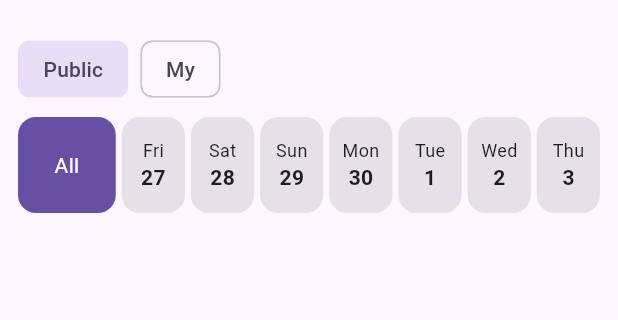
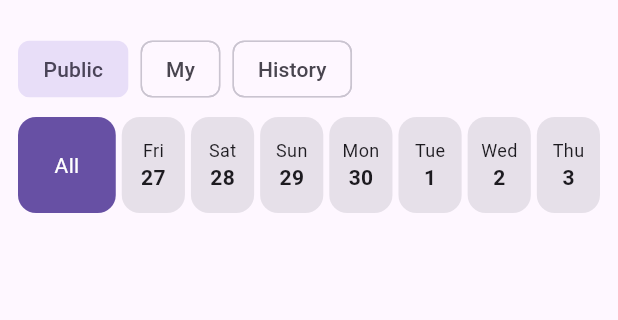
Before and after one commit to LukaMeletidi/matchup, a Flutter app: the screen it shows once a user with an empty profile is signed in, on a phone screen of 412 x 824 dp, the part 63-383 px from its top. Run offline on Flutter 3.47's test engine with Material 3 defaults, Android fonts, the phone set to English and light mode, and no system bars; our stand-ins replace cloud_firestore, firebase_auth, firebase_core, flutter_riverpod, go_router, material_ui; accounts and stored records are empty; statements that could not run were skipped.

Commit message:
feat(home): add history tab

```diff
--- a/lib/features/home/home_providers.dart
+++ b/lib/features/home/home_providers.dart
@@ -3,7 +3,7 @@ import 'package:matchup/features/auth/presentation/auth_state_provider.dart';
 import 'package:matchup/features/matches/domain/sport_match.dart';
 import 'package:matchup/features/matches/presentation/matches_providers.dart';
 
-enum HomeTab { public, mine }
+enum HomeTab { public, mine, history }
 
 class HomeTabNotifier extends Notifier<HomeTab> {
   @override
@@ -25,6 +25,7 @@ List<SportMatch> filterByTab(
     HomeTab.public => matches,
     HomeTab.mine =>
       uid == null ? [] : matches.where((m) => m.hasPlayer(uid)).toList(),
+    HomeTab.history => matches,
   };
 }
 
@@ -49,9 +50,11 @@ List<SportMatch> filterByDay(List<SportMatch> matches, DateTime? day) {
 }
 
 final visibleMatchesProvider = Provider<AsyncValue<List<SportMatch>>>((ref) {
+  final tab = ref.watch(homeTabProvider);
+  if (tab == HomeTab.history) return ref.watch(myPastMatchesProvider);
+
   final matches = ref.watch(upcomingMatchesProvider);
   final day = ref.watch(selectedDayProvider);
-  final tab = ref.watch(homeTabProvider);
   final uid = ref.watch(authStateProvider).value?.uid;
 
   return matches.whenData(
--- a/lib/features/home/home_screen.dart
+++ b/lib/features/home/home_screen.dart
@@ -14,6 +14,7 @@ class HomeScreen extends ConsumerWidget {
   Widget build(BuildContext context, WidgetRef ref) {
     final l10n = AppLocalizations.of(context)!;
     final matches = ref.watch(visibleMatchesProvider);
+    final currentTab = ref.watch(homeTabProvider);
 
     return Scaffold(
       appBar: AppBar(
@@ -46,8 +47,9 @@ class HomeScreen extends ConsumerWidget {
                       label: Text(switch (tab) {
                         HomeTab.public => l10n.tabPublic,
                         HomeTab.mine => l10n.tabMine,
+                        HomeTab.history => l10n.tabHistory,
                       }),
-                      selected: ref.watch(homeTabProvider) == tab,
+                      selected: currentTab == tab,
                       onSelected: (_) =>
                           ref.read(homeTabProvider.notifier).select(tab),
                     ),
@@ -56,14 +58,22 @@ class HomeScreen extends ConsumerWidget {
             ),
           ),
           const SizedBox(height: 8),
-          const WeekStrip(),
-          const SizedBox(height: 8),
+          if (currentTab != HomeTab.history) ...[
+            const WeekStrip(),
+            const SizedBox(height: 8),
+          ],
           Expanded(
             child: matches.when(
               error: (error, stack) => Center(child: Text(l10n.genericError)),
               loading: () => const Center(child: CircularProgressIndicator()),
               data: (items) => items.isEmpty
-                  ? Center(child: Text(l10n.noMatches))
+                  ? Center(
+                      child: Text(
+                        currentTab == HomeTab.history
+                            ? l10n.noHistory
+                            : l10n.noMatches,
+                      ),
+                    )
                   : ListView.builder(
                       padding: const EdgeInsets.only(bottom: 88),
                       itemCount: items.length,
--- a/lib/features/matches/presentation/match_join_button.dart
+++ b/lib/features/matches/presentation/match_join_button.dart
@@ -26,7 +26,9 @@ class MatchJoinButton extends ConsumerWidget {
       }
     });
 
-    if (uid == null || match.organizerId == uid) {
+    if (uid == null ||
+        match.organizerId == uid ||
+        match.startsAt.isBefore(DateTime.now())) {
       return const SizedBox.shrink();
     }
 
--- a/lib/l10n/app_en.arb
+++ b/lib/l10n/app_en.arb
@@ -55,5 +55,7 @@
   "allDays": "All",
   "tabPublic": "Public",
   "tabMine": "My",
-  "organizerLabel": "Organizer"
+  "organizerLabel": "Organizer",
+  "tabHistory": "History",
+  "noHistory": "No past matches yet"
 }
--- a/lib/l10n/app_ka.arb
+++ b/lib/l10n/app_ka.arb
@@ -44,5 +44,7 @@
   "allDays": "ყველა",
   "tabPublic": "საჯარო",
   "tabMine": "ჩემი",
-  "organizerLabel": "ორგანიზატორი"
+  "organizerLabel": "ორგანიზატორი",
+  "tabHistory": "ისტორია",
+  "noHistory": "გასული მატჩები ჯერ არ გაქვს"
 }
--- a/lib/l10n/app_localizations.dart
+++ b/lib/l10n/app_localizations.dart
@@ -373,6 +373,18 @@ abstract class AppLocalizations {
   /// In en, this message translates to:
   /// **'Organizer'**
   String get organizerLabel;
+
+  /// No description provided for @tabHistory.
+  ///
+  /// In en, this message translates to:
+  /// **'History'**
+  String get tabHistory;
+
+  /// No description provided for @noHistory.
+  ///
+  /// In en, this message translates to:
+  /// **'No past matches yet'**
+  String get noHistory;
 }
 
 class _AppLocalizationsDelegate
--- a/lib/l10n/app_localizations_en.dart
+++ b/lib/l10n/app_localizations_en.dart
@@ -150,4 +150,10 @@ class AppLocalizationsEn extends AppLocalizations {
 
   @override
   String get organizerLabel => 'Organizer';
+
+  @override
+  String get tabHistory => 'History';
+
+  @override
+  String get noHistory => 'No past matches yet';
 }
--- a/lib/l10n/app_localizations_ka.dart
+++ b/lib/l10n/app_localizations_ka.dart
@@ -150,4 +150,10 @@ class AppLocalizationsKa extends AppLocalizations {
 
   @override
   String get organizerLabel => 'ორგანიზატორი';
+
+  @override
+  String get tabHistory => 'ისტორია';
+
+  @override
+  String get noHistory => 'გასული მატჩები ჯერ არ გაქვს';
 }
```
Also changed, not shown: 1 other file.
